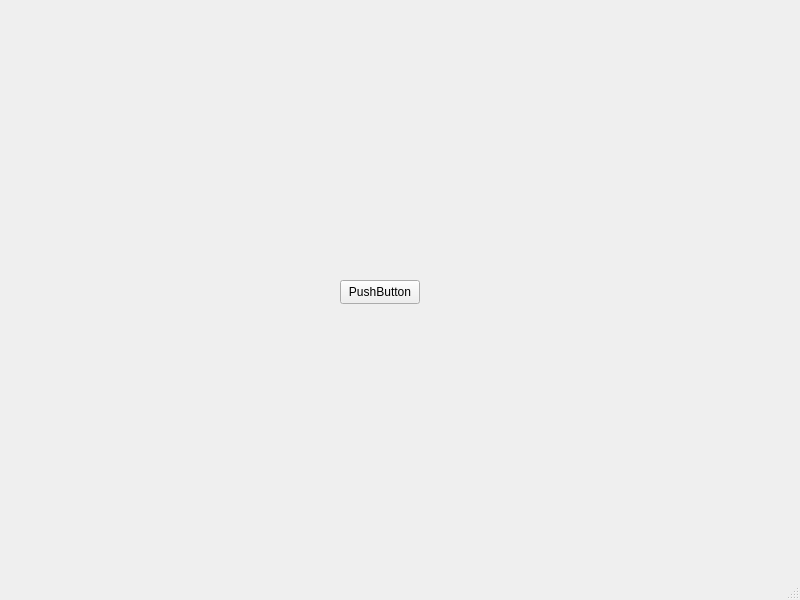
clipesss/Flygram, file client/mainwindow.ui: the form before one commit.
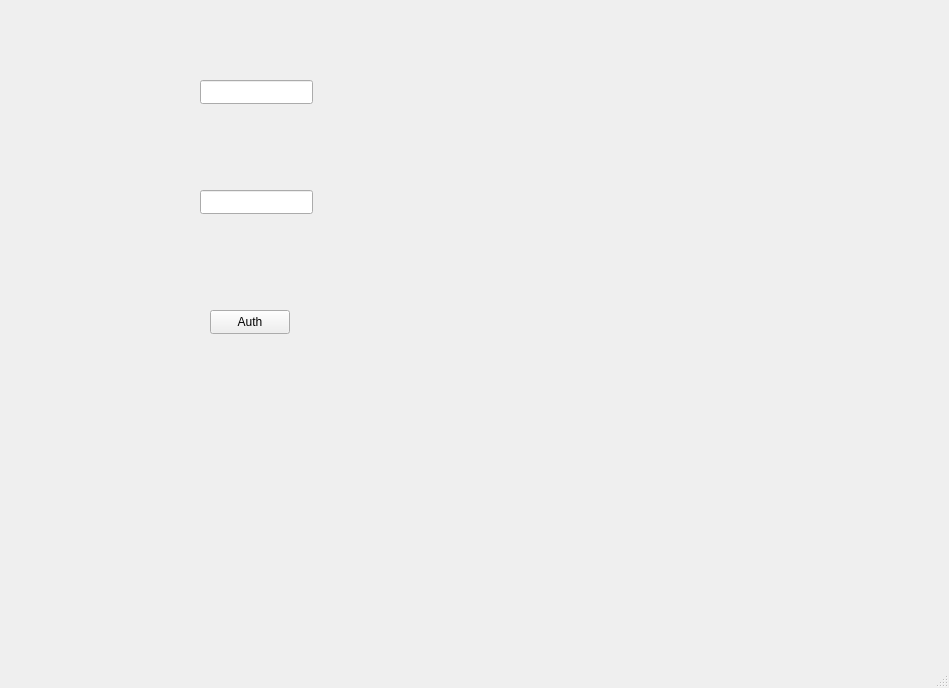
The form after the commit. The open tabs and pages were chosen to show the change.

Commit message: Add login and registration logic

The edit to the form file:
```diff
--- a/client/mainwindow.ui
+++ b/client/mainwindow.ui
@@ -6,26 +6,99 @@
    <rect>
     <x>0</x>
     <y>0</y>
-    <width>800</width>
-    <height>600</height>
+    <width>949</width>
+    <height>688</height>
    </rect>
   </property>
   <property name="windowTitle">
    <string>MainWindow</string>
   </property>
   <widget class="QWidget" name="centralwidget">
-   <widget class="QPushButton" name="pushButton">
+   <widget class="QStackedWidget" name="stackedWidget">
     <property name="geometry">
      <rect>
-      <x>340</x>
-      <y>280</y>
-      <width>80</width>
-      <height>24</height>
+      <x>0</x>
+      <y>0</y>
+      <width>541</width>
+      <height>461</height>
      </rect>
     </property>
-    <property name="text">
-     <string>PushButton</string>
-    </property>
+    <widget class="QWidget" name="reg">
+     <widget class="QPushButton" name="registration">
+      <property name="geometry">
+       <rect>
+        <x>210</x>
+        <y>350</y>
+        <width>80</width>
+        <height>24</height>
+       </rect>
+      </property>
+      <property name="text">
+       <string>Reg</string>
+      </property>
+     </widget>
+     <widget class="QLineEdit" name="idText">
+      <property name="geometry">
+       <rect>
+        <x>200</x>
+        <y>120</y>
+        <width>113</width>
+        <height>24</height>
+       </rect>
+      </property>
+     </widget>
+     <widget class="QLineEdit" name="passText">
+      <property name="geometry">
+       <rect>
+        <x>200</x>
+        <y>230</y>
+        <width>113</width>
+        <height>24</height>
+       </rect>
+      </property>
+     </widget>
+    </widget>
+    <widget class="QWidget" name="auth">
+     <widget class="QPushButton" name="authButton">
+      <property name="geometry">
+       <rect>
+        <x>210</x>
+        <y>310</y>
+        <width>80</width>
+        <height>24</height>
+       </rect>
+      </property>
+      <property name="text">
+       <string>Auth</string>
+      </property>
+     </widget>
+     <widget class="QLineEdit" name="passText2">
+      <property name="geometry">
+       <rect>
+        <x>200</x>
+        <y>190</y>
+        <width>113</width>
+        <height>24</height>
+       </rect>
+      </property>
+      <property name="text">
+       <string/>
+      </property>
+     </widget>
+     <widget class="QLineEdit" name="idText2">
+      <property name="geometry">
+       <rect>
+        <x>200</x>
+        <y>80</y>
+        <width>113</width>
+        <height>24</height>
+       </rect>
+      </property>
+      <property name="text">
+       <string/>
+      </property>
+     </widget>
+    </widget>
    </widget>
   </widget>
   <widget class="QMenuBar" name="menubar">
```
Left out of the diff: 2 changed lines with no effect on the pictures. The commit also changes 2 other files.
